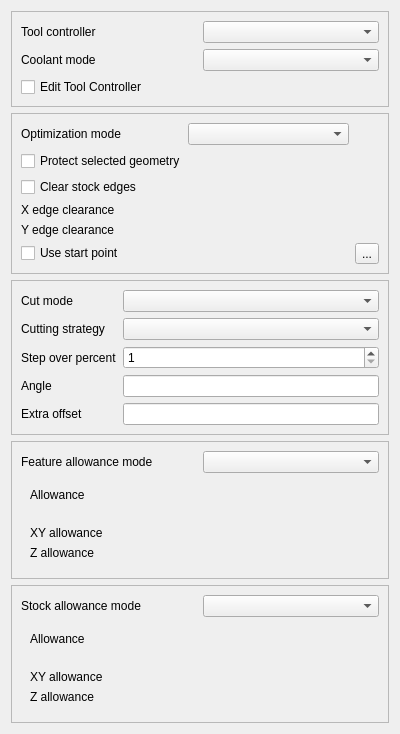
Rehcra001/FreeCAD, file src/Mod/CAM/Gui/Resources/panels/PageOpVolumeFaceMillEdit.ui: the form before one commit.
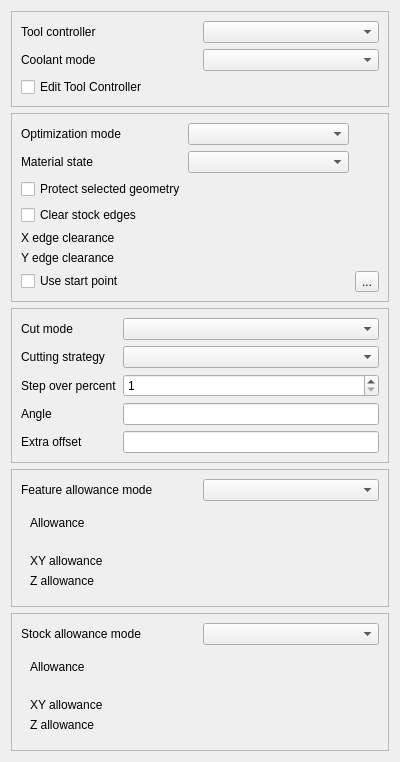
The form after the commit. Icons and pictures are not drawn. Custom widgets are drawn as their Qt base class.

Commit message: CAM: complete Volume Face Mill phase 4 material state mode

What changed in the file:
```diff
--- a/src/Mod/CAM/Gui/Resources/panels/PageOpVolumeFaceMillEdit.ui
+++ b/src/Mod/CAM/Gui/Resources/panels/PageOpVolumeFaceMillEdit.ui
@@ -80,7 +80,21 @@
         </property>
        </widget>
       </item>
-      <item row="1" column="0" colspan="2">
+      <item row="1" column="0">
+       <widget class="QLabel" name="materialStateMode_label">
+        <property name="text">
+         <string>Material state</string>
+        </property>
+       </widget>
+      </item>
+      <item row="1" column="1">
+       <widget class="QComboBox" name="materialStateMode">
+        <property name="toolTip">
+         <string>Select whether this operation uses the full Job stock or material remaining from previous operations. Remaining material is reserved for a later implementation phase.</string>
+        </property>
+       </widget>
+      </item>
+      <item row="2" column="0" colspan="2">
        <widget class="QCheckBox" name="protectSelectedFeatures">
          <property name="toolTip">
           <string>Protect selected non-target geometry as additional keepout. The lowest selected horizontal face sets the final depth. Selected geometry does not redefine the stock boundary. Target detection uses Job/world Z.</string>
@@ -90,7 +104,7 @@
         </property>
        </widget>
       </item>
-      <item row="2" column="0" colspan="2">
+      <item row="3" column="0" colspan="2">
        <widget class="QCheckBox" name="clearEdges">
         <property name="toolTip">
          <string>Allow the tool center to overhang true stock exterior edges. X and Y overhang distances are controlled by the edge clearance fields. This does not override stock allowance material-to-leave.</string>
@@ -100,35 +114,35 @@
         </property>
        </widget>
       </item>
-      <item row="3" column="0">
+      <item row="4" column="0">
        <widget class="QLabel" name="stockEdgeClearanceX_label">
         <property name="text">
          <string>X edge clearance</string>
         </property>
        </widget>
       </item>
-      <item row="3" column="1" colspan="2">
+      <item row="4" column="1" colspan="2">
        <widget class="Gui::QuantitySpinBox" name="stockEdgeClearanceX">
         <property name="toolTip">
          <string>Distance the tool center may overhang true stock exterior edges in the X direction when Clear stock edges is enabled. The default is tool radius plus 0.1 mm.</string>
         </property>
        </widget>
       </item>
-      <item row="4" column="0">
+      <item row="5" column="0">
        <widget class="QLabel" name="stockEdgeClearanceY_label">
         <property name="text">
          <string>Y edge clearance</string>
         </property>
        </widget>
       </item>
-      <item row="4" column="1" colspan="2">
+      <item row="5" column="1" colspan="2">
        <widget class="Gui::QuantitySpinBox" name="stockEdgeClearanceY">
         <property name="toolTip">
          <string>Distance the tool center may overhang true stock exterior edges in the Y direction when Clear stock edges is enabled. The default is tool radius plus 0.1 mm.</string>
         </property>
        </widget>
       </item>
-      <item row="5" column="0" colspan="2">
+      <item row="6" column="0" colspan="2">
        <widget class="QCheckBox" name="useStartPoint">
         <property name="toolTip">
          <string>Specify if this operation uses a starting point.</string>
@@ -138,7 +152,7 @@
         </property>
        </widget>
       </item>
-      <item row="5" column="2">
+      <item row="6" column="2">
        <widget class="QToolButton" name="setStartPoint">
         <property name="toolTip">
          <string>Set picked point as start point</string>
```
The commit also changes 3 other files.
